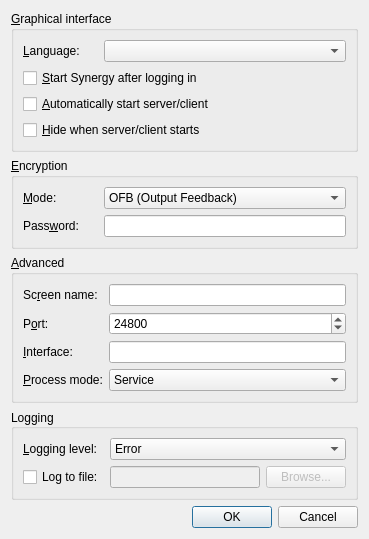
This is src/gui/res/SettingsDialogBase.ui in deskflow/deskflow as Qt 5 draws it before an edit. The edited form follows.
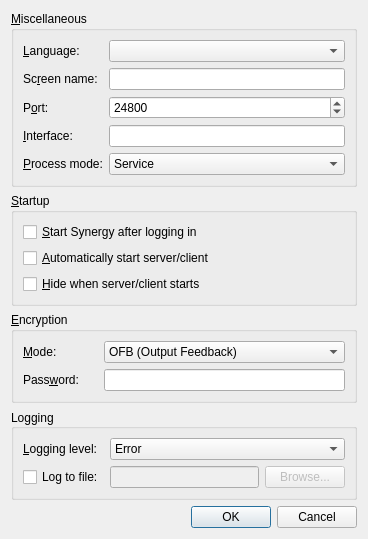
This is the edited form.

Commit message: jerry's patch: Fixed: language drop down combo box was centered on Mac and rearrange the settings dialog.

The edit to the form file:
```diff
--- a/src/gui/res/SettingsDialogBase.ui
+++ b/src/gui/res/SettingsDialogBase.ui
@@ -6,64 +6,168 @@
    <rect>
     <x>0</x>
     <y>0</y>
-    <width>369</width>
-    <height>493</height>
+    <width>368</width>
+    <height>485</height>
    </rect>
   </property>
   <property name="windowTitle">
    <string>Settings</string>
   </property>
   <layout class="QVBoxLayout" name="verticalLayout">
+   <item>
+    <widget class="QGroupBox" name="m_pGroupAdvanced">
+     <property name="title">
+      <string>&amp;Miscellaneous</string>
+     </property>
+     <layout class="QGridLayout" name="gridLayout_3">
+      <item row="1" column="0">
+       <widget class="QLabel" name="m_pLabel_19">
+        <property name="minimumSize">
+         <size>
+          <width>75</width>
+          <height>0</height>
+         </size>
+        </property>
+        <property name="text">
+         <string>Sc&amp;reen name:</string>
+        </property>
+        <property name="buddy">
+         <cstring>m_pLineEditScreenName</cstring>
+        </property>
+       </widget>
+      </item>
+      <item row="1" column="1">
+       <widget class="QLineEdit" name="m_pLineEditScreenName">
+        <property name="enabled">
+         <bool>true</bool>
+        </property>
+       </widget>
+      </item>
+      <item row="2" column="0">
+       <widget class="QLabel" name="m_pLabel_20">
+        <property name="text">
+         <string>P&amp;ort:</string>
+        </property>
+        <property name="buddy">
+         <cstring>m_pSpinBoxPort</cstring>
+        </property>
+       </widget>
+      </item>
+      <item row="2" column="1">
+       <widget class="QSpinBox" name="m_pSpinBoxPort">
+        <property name="enabled">
+         <bool>true</bool>
+        </property>
+        <property name="sizePolicy">
+         <sizepolicy hsizetype="MinimumExpanding" vsizetype="Fixed">
+          <horstretch>0</horstretch>
+          <verstretch>0</verstretch>
+         </sizepolicy>
+        </property>
+        <property name="maximum">
+         <number>65535</number>
+        </property>
+        <property name="value">
+         <number>24800</number>
+        </property>
+       </widget>
+      </item>
+      <item row="3" column="0">
+       <widget class="QLabel" name="m_pLabel_21">
+        <property name="text">
+         <string>&amp;Interface:</string>
+        </property>
+        <property name="buddy">
+         <cstring>m_pLineEditInterface</cstring>
+        </property>
+       </widget>
+      </item>
+      <item row="3" column="1">
+       <widget class="QLineEdit" name="m_pLineEditInterface">
+        <property name="enabled">
+         <bool>true</bool>
+        </property>
+       </widget>
+      </item>
+      <item row="4" column="0">
+       <widget class="QLabel" name="m_pLabel_22">
+        <property name="text">
+         <string>&amp;Process mode:</string>
+        </property>
+        <property name="buddy">
+         <cstring>m_pComboProcessMode</cstring>
+        </property>
+       </widget>
+      </item>
+      <item row="4" column="1">
+       <widget class="QComboBox" name="m_pComboProcessMode">
+        <item>
+         <property name="text">
+          <string>Service</string>
+         </property>
+        </item>
+        <item>
+         <property name="text">
+          <string>Desktop (legacy)</string>
+         </property>
+        </item>
+       </widget>
+      </item>
+      <item row="0" column="0">
+       <widget class="QLabel" name="m_pLabel_27">
+        <property name="sizePolicy">
+         <sizepolicy hsizetype="Preferred" vsizetype="Preferred">
+          <horstretch>0</horstretch>
+          <verstretch>0</verstretch>
+         </sizepolicy>
+        </property>
+        <property name="minimumSize">
+         <size>
+          <width>75</width>
+          <height>0</height>
+         </size>
+        </property>
+        <property name="text">
+         <string>&amp;Language:</string>
+        </property>
+        <property name="buddy">
+         <cstring>m_pComboLanguage</cstring>
+        </property>
+       </widget>
+      </item>
+      <item row="0" column="1">
+       <widget class="QComboBox" name="m_pComboLanguage"/>
+      </item>
+     </layout>
+    </widget>
+   </item>
    <item>
     <widget class="QGroupBox" name="m_pGroupUserInterface">
      <property name="title">
-      <string>&amp;Graphical interface</string>
+      <string>&amp;Startup</string>
      </property>
-     <layout class="QGridLayout" name="gridLayout">
-      <item row="1" column="0">
+     <layout class="QVBoxLayout" name="verticalLayout_2">
+      <item>
        <widget class="QCheckBox" name="m_pCheckBoxAutoStart">
         <property name="text">
          <string>&amp;Start Synergy after logging in</string>
         </property>
        </widget>
       </item>
-      <item row="2" column="0">
+      <item>
        <widget class="QCheckBox" name="m_pCheckBoxAutoConnect">
         <property name="text">
          <string>&amp;Automatically start server/client</string>
         </property>
        </widget>
       </item>
-      <item row="3" column="0">
+      <item>
        <widget class="QCheckBox" name="m_pCheckBoxAutoHide">
         <property name="text">
          <string>&amp;Hide when server/client starts</string>
         </property>
        </widget>
       </item>
-      <item row="0" column="0">
-       <layout class="QFormLayout" name="formLayout_3">
-        <item row="1" column="0">
-         <widget class="QLabel" name="label">
-          <property name="minimumSize">
-           <size>
-            <width>75</width>
-            <height>0</height>
-           </size>
-          </property>
-          <property name="text">
-           <string>&amp;Language:</string>
-          </property>
-          <property name="buddy">
-           <cstring>m_pComboLanguage</cstring>
-          </property>
-         </widget>
-        </item>
-        <item row="1" column="1">
-         <widget class="QComboBox" name="m_pComboLanguage"/>
-        </item>
-       </layout>
-      </item>
      </layout>
     </widget>
    </item>
@@ -159,112 +263,10 @@
      </layout>
     </widget>
    </item>
-   <item>
-    <widget class="QGroupBox" name="m_pGroupAdvanced">
-     <property name="title">
-      <string>&amp;Advanced</string>
-     </property>
-     <layout class="QGridLayout" name="gridLayout_3">
-      <item row="0" column="0">
-       <widget class="QLabel" name="m_pLabel_19">
-        <property name="minimumSize">
-         <size>
-          <width>75</width>
-          <height>0</height>
-         </size>
-        </property>
-        <property name="text">
-         <string>Sc&amp;reen name:</string>
-        </property>
-        <property name="buddy">
-         <cstring>m_pLineEditScreenName</cstring>
-        </property>
-       </widget>
-      </item>
-      <item row="0" column="1">
-       <widget class="QLineEdit" name="m_pLineEditScreenName">
-        <property name="enabled">
-         <bool>true</bool>
-        </property>
-       </widget>
-      </item>
-      <item row="1" column="0">
-       <widget class="QLabel" name="m_pLabel_20">
-        <property name="text">
-         <string>P&amp;ort:</string>
-        </property>
-        <property name="buddy">
-         <cstring>m_pSpinBoxPort</cstring>
-        </property>
-       </widget>
-      </item>
-      <item row="1" column="1">
-       <widget class="QSpinBox" name="m_pSpinBoxPort">
-        <property name="enabled">
-         <bool>true</bool>
-        </property>
-        <property name="sizePolicy">
-         <sizepolicy hsizetype="MinimumExpanding" vsizetype="Fixed">
-          <horstretch>0</horstretch>
-          <verstretch>0</verstretch>
-         </sizepolicy>
-        </property>
-        <property name="maximum">
-         <number>65535</number>
-        </property>
-        <property name="value">
-         <number>24800</number>
-        </property>
-       </widget>
-      </item>
-      <item row="2" column="0">
-       <widget class="QLabel" name="m_pLabel_21">
-        <property name="text">
-         <string>&amp;Interface:</string>
-        </property>
-        <property name="buddy">
-         <cstring>m_pLineEditInterface</cstring>
-        </property>
-       </widget>
-      </item>
-      <item row="2" column="1">
-       <widget class="QLineEdit" name="m_pLineEditInterface">
-        <property name="enabled">
-         <bool>true</bool>
-        </property>
-       </widget>
-      </item>
-      <item row="3" column="0">
-       <widget class="QLabel" name="m_pLabel_22">
-        <property name="text">
-         <string>&amp;Process mode:</string>
-        </property>
-        <property name="buddy">
-         <cstring>m_pComboProcessMode</cstring>
-        </property>
-       </widget>
-      </item>
-      <item row="3" column="1">
-       <widget class="QComboBox" name="m_pComboProcessMode">
-        <item>
-         <property name="text">
-          <string>Service</string>
-         </property>
-        </item>
-        <item>
-         <property name="text">
-          <string>Desktop (legacy)</string>
-         </property>
-        </item>
-       </widget>
-      </item>
-     </layout>
-    </widget>
-   </item>
    <item>
     <widget class="QGroupBox" name="m_pGroupLog">
      <property name="sizePolicy">
-      <sizepolicy hsizetype="Preferred" vsizetype="MinimumExpanding">
+      <sizepolicy hsizetype="Preferred" vsizetype="Preferred">
        <horstretch>0</horstretch>
        <verstretch>0</verstretch>
       </sizepolicy>
```
Left out of the diff: 8 changed lines with no effect on the pictures.
